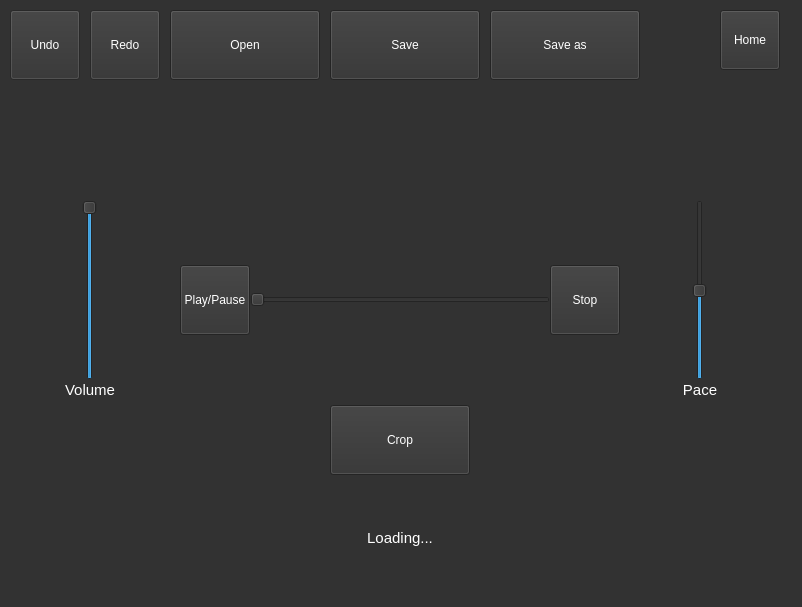
The window that designs/audio_editor_window.ui (DaryaSanina/media-editor) describes before a commit, drawn with Qt 5.
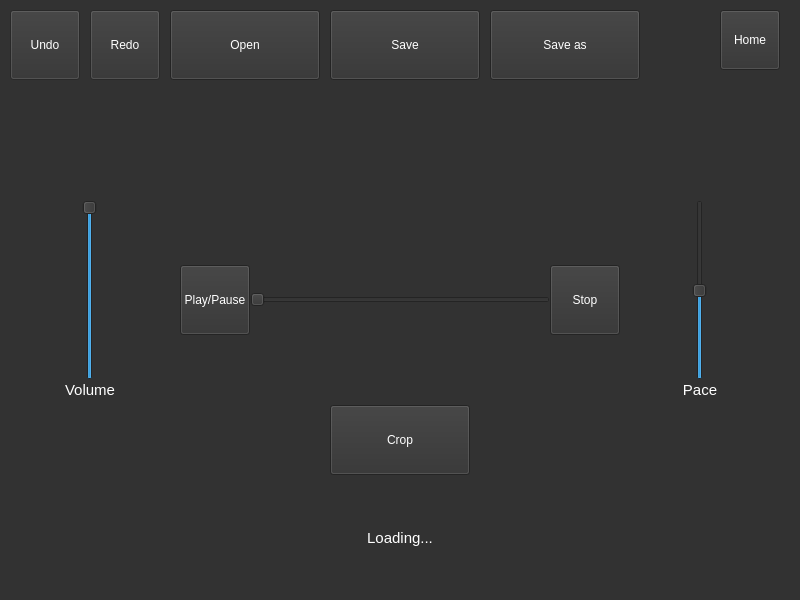
The same window after the commit. Icons and pictures are not drawn.

Commit message: Fixed issues with player position and pace sliders and volume of the player in the audio editor. Now the player position slider shows current position of the player, after undoing or redoing an action the pace slider changes to current pace and the volume of the player remains the same.

Diff of the .ui file:
```diff
--- a/designs/audio_editor_window.ui
+++ b/designs/audio_editor_window.ui
@@ -6,8 +6,8 @@
    <rect>
     <x>0</x>
     <y>0</y>
-    <width>802</width>
-    <height>607</height>
+    <width>800</width>
+    <height>600</height>
    </rect>
   </property>
   <property name="windowTitle">
```
Left out of the diff: 7 changed lines with no effect on the pictures. The commit also changes 1 other file.
